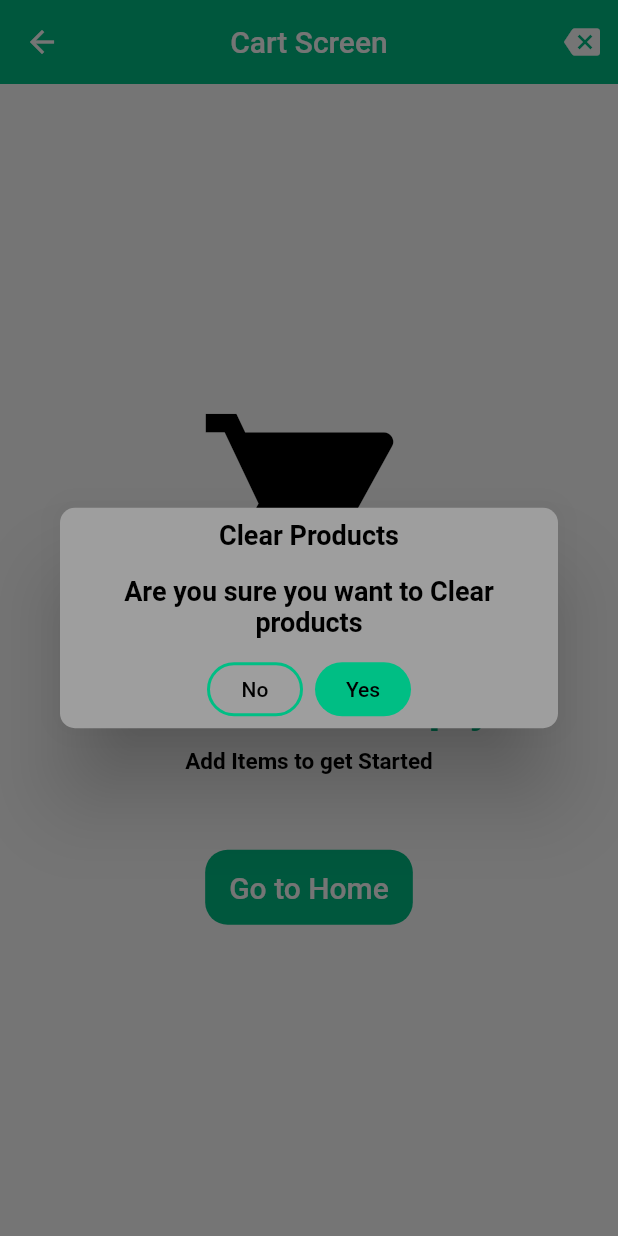
After one commit to kingirfan/meat_and_eat_source, a Flutter app: the CartScreen screen opened by its route, after a tap on the "backspace" icon, on a phone screen of 412 x 824 dp. The commit adds this screen. Run offline on Flutter 3.47's test engine with Material 2 defaults, Android fonts, the phone set to English and light mode, and no system bars; our stand-ins replace badges, firebase_auth, firebase_core, get, get_storage, google_fonts and 1 more; accounts and stored records are empty; network calls fail.

Commit message:
cart_screen

```diff
--- a/lib/logic/bindings/product_bindings.dart
+++ b/lib/logic/bindings/product_bindings.dart
@@ -1,9 +1,11 @@
 import 'package:get/get.dart';
+import 'package:meat_and_eat/logic/controllers/cart_controller.dart';
 import 'package:meat_and_eat/logic/controllers/products_controller.dart';
 
 class ProductBinding extends Bindings {
   @override
   void dependencies() {
     Get.put(ProductController());
+    Get.lazyPut(() => CartController());
   }
 }
--- /dev/null
+++ b/lib/logic/controllers/cart_controller.dart
@@ -0,0 +1,77 @@
+import 'package:flutter/material.dart';
+import 'package:get/get.dart';
+import 'package:get_storage/get_storage.dart';
+import 'package:meat_and_eat/model/product_models.dart';
+
+import '../../utils/theme.dart';
+
+class CartController extends GetxController {
+  var productsMap = {}.obs;
+
+  addProductToCart(ProductModels productModels) {
+    if (productsMap.containsKey(productModels)) {
+      productsMap[productModels] += 1;
+    } else {
+      productsMap[productModels] = 1;
+    }
+  }
+
+  removeProductFromCart(ProductModels productModels) {
+    if (productsMap.containsKey(productModels) &&
+        productsMap[productModels] == 1) {
+      productsMap.removeWhere((key, value) => key == productModels);
+    } else {
+      productsMap[productModels] -= 1;
+    }
+  }
+
+  removeOneProductFromCart(ProductModels productModels) {
+    productsMap.removeWhere((key, value) => key == productModels);
+  }
+
+  clearAllProductFromCart() {
+    Get.defaultDialog(
+        title: 'Clear Products',
+        titleStyle: const TextStyle(
+            fontSize: 18, color: Colors.black, fontWeight: FontWeight.bold),
+        middleText: 'Are you sure you want to Clear products',
+        middleTextStyle: const TextStyle(
+            fontSize: 18, color: Colors.black, fontWeight: FontWeight.bold),
+        backgroundColor: Colors.grey,
+        radius: 10,
+        textCancel: 'No',
+        cancelTextColor: Colors.black,
+        textConfirm: 'Yes',
+        confirmTextColor: Colors.black,
+        onCancel: () {
+          Get.back();
+        },
+        onConfirm: () {
+          productsMap.clear();
+          Get.back();
+        },
+        buttonColor: Get.isDarkMode ? Colors.pink : mainColor);
+  }
+
+  get productSubTotal =>
+      productsMap.entries.map((e) => e.key.price * e.value).toList();
+
+  get total =>
+      productsMap.entries
+          .map((e) => e.key.price * e.value)
+          .toList()
+          .reduce((value, element) => value + element)
+          .toStringAsFixed(2);
+
+  int quantity() {
+    if (productsMap.isEmpty) {
+      return 0;
+    }
+    else {
+      return productsMap.entries
+          .map((e) => e.value)
+          .toList()
+          .reduce((value, element) => value + element);
+    }
+  }
+}
--- a/lib/routes/routes.dart
+++ b/lib/routes/routes.dart
@@ -6,6 +6,8 @@ import 'package:meat_and_eat/logic/bindings/product_bindings.dart';
 import 'package:meat_and_eat/view/screens/auth/forgot_password_screen.dart';
 import 'package:meat_and_eat/view/screens/auth/login_screen.dart';
 import 'package:meat_and_eat/view/screens/auth/signup_screen.dart';
+import 'package:meat_and_eat/view/screens/cart_screen.dart';
+import 'package:meat_and_eat/view/screens/category_screen.dart';
 import 'package:meat_and_eat/view/screens/main_screen.dart';
 import 'package:meat_and_eat/view/screens/welcome_screen.dart';
 
@@ -37,9 +39,13 @@ class AppRoutes {
     GetPage(
       name: Routes.mainScreen,
       page: () => MainScreen(),
+      bindings: [AuthBindings(), MainBindings(), ProductBinding()],
+    ),
+    GetPage(
+      name: Routes.cartScreen,
+      page: () => CartScreen(),
       bindings: [
         AuthBindings(),
-        MainBindings(),
         ProductBinding()
       ],
     ),
@@ -52,4 +58,5 @@ class Routes {
   static const signUpScreen = '/signUpScreen';
   static const forgotPasswordScreen = '/forgotPasswordScreen';
   static const mainScreen = '/mainScreen';
+  static const cartScreen = '/cartScreen';
 }
--- /dev/null
+++ b/lib/view/screens/cart_screen.dart
@@ -0,0 +1,77 @@
+import 'package:flutter/material.dart';
+import 'package:get/get.dart';
+import 'package:meat_and_eat/logic/controllers/cart_controller.dart';
+import 'package:meat_and_eat/utils/theme.dart';
+import 'package:meat_and_eat/view/widgets/cart/empty_screen.dart';
+
+import '../widgets/cart/cart_product_screen.dart';
+import '../widgets/cart/cart_total_widget.dart';
+
+class CartScreen extends StatelessWidget {
+  CartScreen({Key? key}) : super(key: key);
+  final cartController = Get.find<CartController>();
+
+  @override
+  Widget build(BuildContext context) {
+    return SafeArea(
+      child: Scaffold(
+        backgroundColor: context.theme.backgroundColor,
+        appBar: AppBar(
+          title: const Text('Cart Screen'),
+          elevation: 0,
+          centerTitle: true,
+          backgroundColor: Get.isDarkMode ? darkGreyClr : mainColor,
+          actions: [
+            IconButton(
+              onPressed: () {
+                cartController.clearAllProductFromCart();
+              },
+              icon: const Icon(
+                Icons.backspace,
+              ),
+            )
+          ],
+        ),
+        body: Obx((){
+
+          if(cartController.productsMap.isEmpty)
+            {
+              return EmptyScreen();
+            }
+          else
+            {
+              return SingleChildScrollView(
+                child: Column(
+                  children: [
+                    SizedBox(
+                      height: 600,
+                      child: ListView.separated(
+                        itemBuilder: (context, index) {
+                          return CartProductScreen(
+                            productModels: cartController.productsMap.keys.toList()[index],
+                            quantity: cartController.productsMap.values.toList()[index],
+                            index: index,
+                          );
+                        },
+                        separatorBuilder: (context, index) {
+                          return const SizedBox(
+                            height: 20,
+                          );
+                        },
+                        itemCount: cartController.productsMap.length,
+                      ),
+                    ),
+                    Padding(
+                      padding: const EdgeInsets.only(bottom: 30),
+                      child: CartTotalWidget(),
+                    )
+                  ],
+                ),
+              );
+            }
+
+        }),
+      ),
+    );
+  }
+}
--- /dev/null
+++ b/lib/view/widgets/cart/empty_screen.dart
@@ -0,0 +1,78 @@
+import 'package:flutter/material.dart';
+import 'package:get/get.dart';
+import 'package:meat_and_eat/routes/routes.dart';
+import 'package:meat_and_eat/utils/theme.dart';
+
+class EmptyScreen extends StatelessWidget {
+  const EmptyScreen({Key? key}) : super(key: key);
+
+  @override
+  Widget build(BuildContext context) {
+    return Center(
+      child: Column(
+        mainAxisAlignment: MainAxisAlignment.center,
+        children: [
+          Icon(
+            Icons.shopping_cart,
+            size: 150,
+            color: Get.isDarkMode ? Colors.white : Colors.black,
+          ),
+          const SizedBox(
+            height: 40,
+          ),
+          RichText(
+            text: TextSpan(
+                text: "Your Cart Is ",
+                style: TextStyle(
+                    color: Get.isDarkMode ? Colors.white : Colors.black,
+                    fontSize: 30,
+                    fontWeight: FontWeight.bold),
+                children: [
+                  TextSpan(
+                      text: "Empty ",
+                      style: TextStyle(
+                          color: Get.isDarkMode ? pinkClr : mainColor,
+                          fontSize: 30,
+                          fontWeight: FontWeight.bold))
+                ]),
+          ),
+          const SizedBox(
+            height: 10,
+          ),
+          Text(
+            'Add Items to get Started',
+            style: TextStyle(
+                color: Get.isDarkMode ? Colors.white : Colors.black,
+                fontSize: 15,
+                fontWeight: FontWeight.bold),
+          ),
+          const SizedBox(
+            height: 50,
+          ),
+          SizedBox(
+            height: 50,
+            child: ElevatedButton(
+              onPressed: () {
+                Get.toNamed(Routes.mainScreen);
+              },
+              child: const Text(
+                  'Go to Home',
+                style: TextStyle(
+                  color: Colors.white,
+                  fontSize: 20
+                ),
+              ),
+              style: ElevatedButton.styleFrom(
+                shape: RoundedRectangleBorder(
+                  borderRadius: BorderRadius.circular(15),
+                ),
+                elevation: 0,
+                primary: Get.isDarkMode ? pinkClr :mainColor
+              ),
+            ),
+          )
+        ],
+      ),
+    );
+  }
+}
--- a/pubspec.yaml
+++ b/pubspec.yaml
@@ -41,6 +41,7 @@ dependencies:
   get_storage: ^2.0.3
   google_fonts: 2.1.0
   http: ^0.13.4
+  badges: ^2.0.3
 
 dev_dependencies:
   flutter_test:
```
Also changed, not shown: lib/view/screens/main_screen.dart (+27 -4 lines), lib/view/widgets/cart/cart_product_screen.dart (added, +123 -0 lines), lib/view/widgets/cart/cart_total_widget.dart (added, +74 -0 lines), lib/view/widgets/home/cart_items.dart (+18 -9 lines), pubspec.lock.
